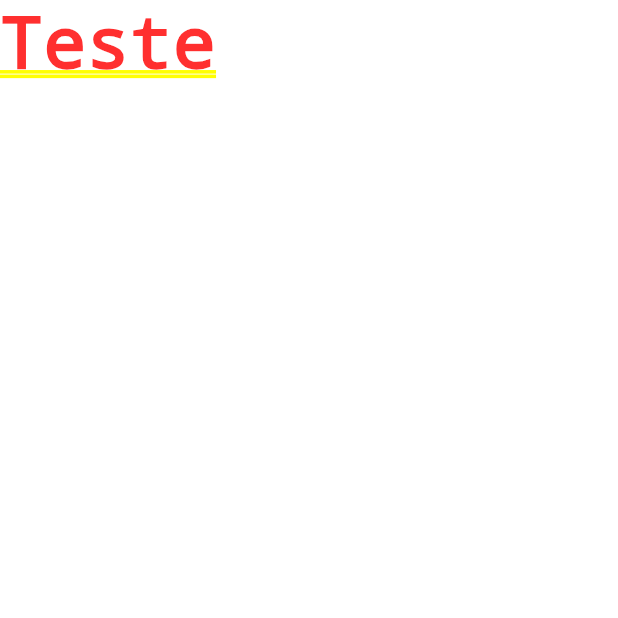
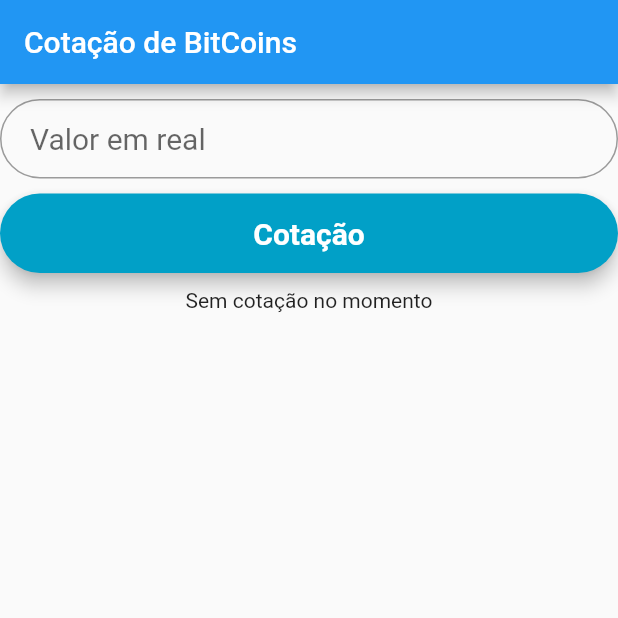
Before and after one commit to carloscubas/flutterexamples, a Flutter app: the screen it shows after launch, on a phone screen of 412 x 824 dp, the top half of it. Run offline on Flutter 3.47's test engine with Material 2 defaults, Android fonts, the phone set to English and light mode, and no system bars; our stand-ins replace sqflite; accounts and stored records are empty; Roboto replaces fonts that are missing (Montserrat).

Commit message:
add check if exist bitcoin

```diff
--- a/flutter_cotacao/lib/main.dart
+++ b/flutter_cotacao/lib/main.dart
@@ -18,20 +18,75 @@
 }
 
 class _HomeState extends State<Home> {
-  late String? _coinModel = "";
-  @override
-  void initState() {
-    super.initState();
-    _getData();
-  }
+  final TextEditingController _controladorValor = TextEditingController();
+  TextStyle style = const TextStyle(fontFamily: 'Montserrat', fontSize: 20.0);
+
+  late List<BitcoinPriceModel>? _coinModel = [];
 
   void _getData() async {
     _coinModel = (await ApiService().getBitCoinPrice())!;
     Future.delayed(const Duration(seconds: 1)).then((value) => setState(() {}));
   }
 
+  String displayCotacao(BitcoinPriceModel model, String valorReal) {
+    double value = 0.0;
+    if (valorReal.isNotEmpty) {
+      value = model.value * double.parse(valorReal);
+    }
+    return '$value - ${model.description}';
+  }
+
   @override
   Widget build(BuildContext context) {
-    return const Text("Teste");
+    final realValueField = TextField(
+      controller: _controladorValor,
+      style: style,
+      decoration: InputDecoration(
+          contentPadding: const EdgeInsets.fromLTRB(20.0, 15.0, 20.0, 15.0),
+          hintText: "Valor em real",
+          border:
+              OutlineInputBorder(borderRadius: BorderRadius.circular(32.0))),
+    );
+
+    final buton = Material(
+      elevation: 5.0,
+      borderRadius: BorderRadius.circular(30.0),
+      color: const Color(0xff01A0C7),
+      child: MaterialButton(
+        minWidth: MediaQuery.of(context).size.width,
+        padding: const EdgeInsets.fromLTRB(20.0, 15.0, 20.0, 15.0),
+        onPressed: () {
+          _getData();
+        },
+        child: Text("Cotação",
+            textAlign: TextAlign.center,
+            style: style.copyWith(
+                color: Colors.white, fontWeight: FontWeight.bold)),
+      ),
+    );
+
+    return Scaffold(
+      appBar: AppBar(
+        title: const Text('Cotação de BitCoins'),
+      ),
+      body: Column(children: [
+        const SizedBox(height: 10.0),
+        realValueField,
+        const SizedBox(height: 10.0),
+        buton,
+        const SizedBox(height: 10.0),
+        Expanded(
+            child: _coinModel!.isNotEmpty && _controladorValor.text.isNotEmpty
+                ? ListView.builder(
+                    itemCount: _coinModel!.length,
+                    itemBuilder: (context, index) {
+                      return Card(
+                        child: Text(displayCotacao(
+                            _coinModel![index], _controladorValor.text)),
+                      );
+                    })
+                : const Text("Sem cotação no momento")),
+      ]),
+    );
   }
 }
--- a/flutter_cotacao/lib/model.dart
+++ b/flutter_cotacao/lib/model.dart
@@ -10,4 +10,12 @@
     required this.description,
     required this.value,
   });
+
+  factory BitcoinPriceModel.fromJson(Map<String, dynamic> json) =>
+      BitcoinPriceModel(
+        code: json["code"],
+        symbol: json["symbol"],
+        description: json["description"],
+        value: json["rate_float"],
+      );
 }
```
Also changed, not shown: flutter_cotacao/lib/api_service.dart (+9 -4 lines).
